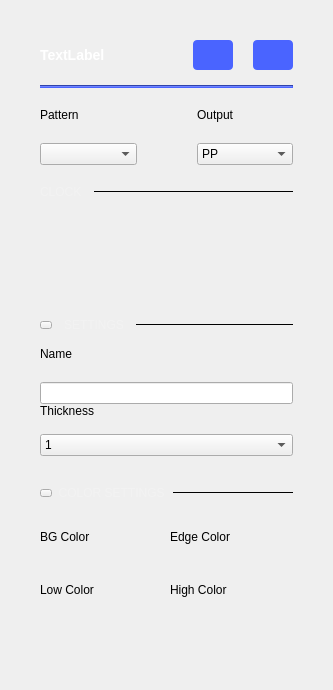
The window that ui/pg_cg_settings.ui (analogdevicesinc/scopy) describes before a commit, drawn with Qt 5.
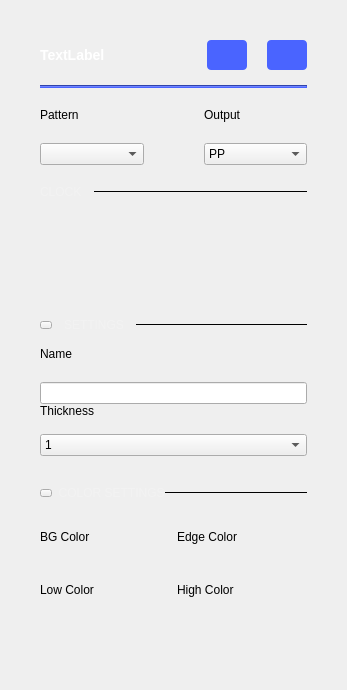
The same window after the commit. Icons and pictures are not drawn.

Patch:
```diff
--- a/ui/pg_cg_settings.ui
+++ b/ui/pg_cg_settings.ui
@@ -6,7 +6,7 @@
    <rect>
     <x>0</x>
     <y>0</y>
-    <width>333</width>
+    <width>347</width>
     <height>690</height>
    </rect>
   </property>
@@ -163,6 +163,12 @@
          </item>
          <item>
           <widget class="Line" name="line">
+           <property name="sizePolicy">
+            <sizepolicy hsizetype="Expanding" vsizetype="Fixed">
+             <horstretch>0</horstretch>
+             <verstretch>0</verstretch>
+            </sizepolicy>
+           </property>
            <property name="styleSheet">
             <string notr="true">width: 240px;
 height: 2px;
@@ -207,7 +213,7 @@
              <rect>
               <x>0</x>
               <y>0</y>
-              <width>249</width>
+              <width>263</width>
               <height>596</height>
              </rect>
             </property>
@@ -547,6 +553,12 @@
                      </property>
                      <item>
                       <widget class="QLabel" name="label_6">
+                       <property name="sizePolicy">
+                        <sizepolicy hsizetype="Expanding" vsizetype="Preferred">
+                         <horstretch>0</horstretch>
+                         <verstretch>0</verstretch>
+                        </sizepolicy>
+                       </property>
                        <property name="text">
                         <string>Name</string>
                        </property>
@@ -564,6 +576,12 @@
                      </property>
                      <item>
                       <widget class="QLabel" name="label_7">
+                       <property name="sizePolicy">
+                        <sizepolicy hsizetype="Expanding" vsizetype="Preferred">
+                         <horstretch>0</horstretch>
+                         <verstretch>0</verstretch>
+                        </sizepolicy>
+                       </property>
                        <property name="text">
                         <string>Thickness</string>
                        </property>
@@ -574,6 +592,12 @@
                        <property name="enabled">
                         <bool>true</bool>
                        </property>
+                       <property name="sizePolicy">
+                        <sizepolicy hsizetype="Expanding" vsizetype="Fixed">
+                         <horstretch>0</horstretch>
+                         <verstretch>0</verstretch>
+                        </sizepolicy>
+                       </property>
                        <item>
                         <property name="text">
                          <string>1</string>
@@ -720,6 +744,12 @@
                     </item>
                     <item>
                      <widget class="Line" name="line_4">
+                      <property name="sizePolicy">
+                       <sizepolicy hsizetype="Expanding" vsizetype="Fixed">
+                        <horstretch>0</horstretch>
+                        <verstretch>0</verstretch>
+                       </sizepolicy>
+                      </property>
                       <property name="frameShadow">
                        <enum>QFrame::Plain</enum>
                       </property>
```
